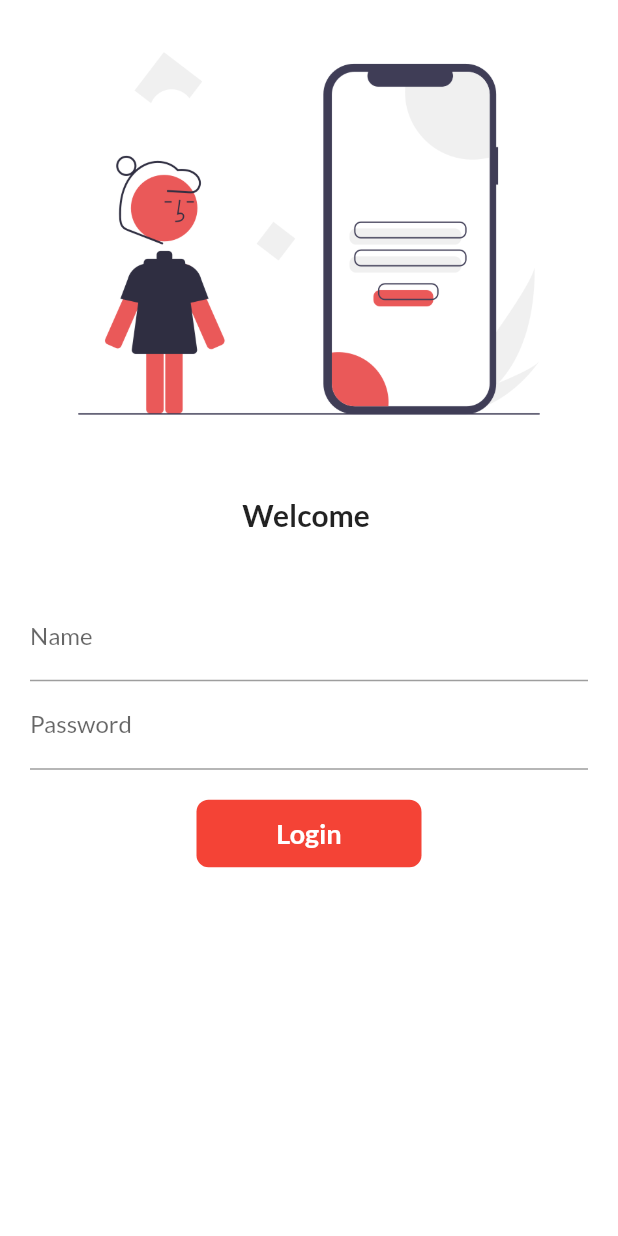
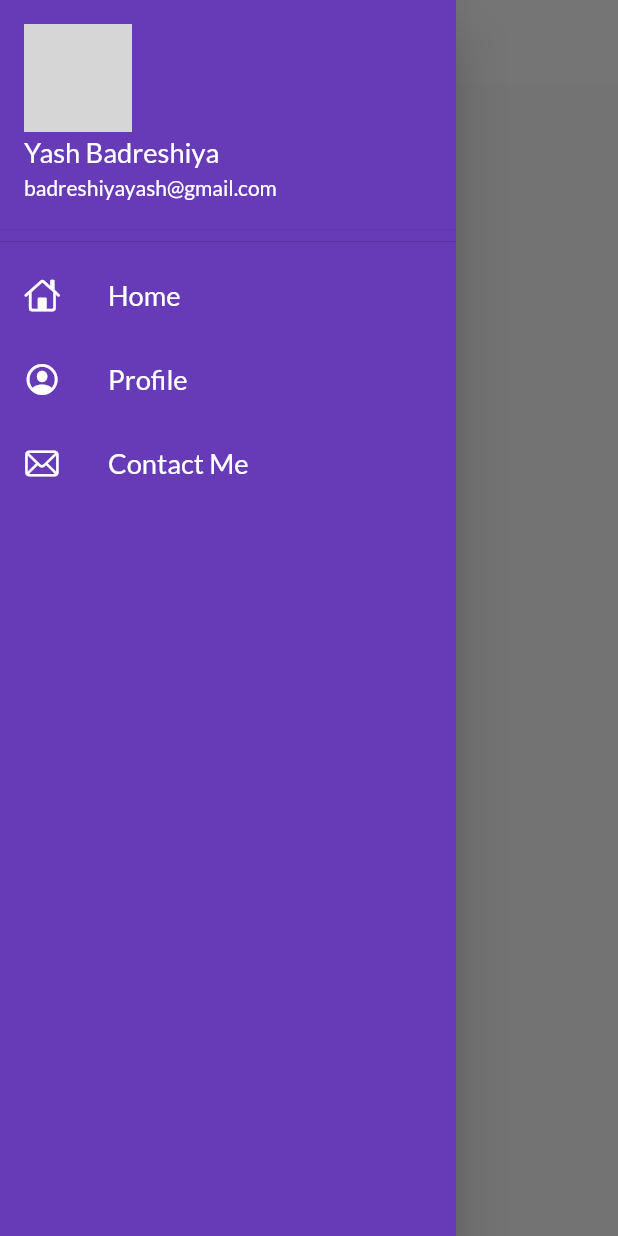
Before and after one commit to yash-badreshiya/new_experience, a Flutter app: the screen it shows after launch, with the side drawer open (before the commit the screen has no drawer), on a phone screen of 412 x 824 dp. Run offline on Flutter 3.47's test engine with Material 2 defaults, Android fonts, the phone set to English and light mode, and no system bars; our stand-ins replace google_fonts; network calls fail; grey boxes are pictures that could not be loaded.

Commit message:
day2 compeled

```diff
--- a/lib/main.dart
+++ b/lib/main.dart
@@ -2,6 +2,7 @@ import 'package:flutter/material.dart';
 import 'package:new_experience/pages/login_page.dart';
 import 'package:google_fonts/google_fonts.dart';
 import 'package:new_experience/routes/myroutes.dart';
+import 'package:new_experience/widgets/themes.dart';
 import 'pages/home_page.dart';
 
 void main(List<String> args) {
@@ -14,12 +15,9 @@ class MyApp extends StatelessWidget {
   @override
   Widget build(BuildContext context) {
     return MaterialApp(
-      theme: ThemeData(
-        brightness: Brightness.light,
-        primarySwatch: Colors.red,
-        fontFamily: GoogleFonts.lato().fontFamily,
-      ),
-      initialRoute: "/",
+      theme: MyThemes.lighttheme(context),
+      darkTheme: MyThemes.darktheme(context),
+      initialRoute: Myroutes.homeRoute,
       routes: {
         "/": (context) => const LoginPage(),
         Myroutes.homeRoute: (context) => const HomePage(),
--- a/lib/pages/home_page.dart
+++ b/lib/pages/home_page.dart
@@ -1,4 +1,6 @@
 import 'package:flutter/material.dart';
+
+import '../widgets/mydrawer.dart';
 
 class HomePage extends StatelessWidget {
   const HomePage({super.key});
@@ -7,11 +9,16 @@ class HomePage extends StatelessWidget {
   Widget build(BuildContext context) {
     return Scaffold(
       appBar: AppBar(
-        title: const Text("New Experience"),
+        title: const Text(
+          "CATALOGUE",
+          textScaleFactor: 2,
+          style: TextStyle(fontWeight: FontWeight.bold),
+        ),
       ),
       body: const Center(
         child: Text("Welcome to My App!"),
       ),
+      drawer: const MyDrawer(),
     );
   }
 }
--- /dev/null
+++ b/lib/widgets/mydrawer.dart
@@ -0,0 +1,68 @@
+import 'package:flutter/cupertino.dart';
+import 'package:flutter/material.dart';
+
+class MyDrawer extends StatelessWidget {
+  const MyDrawer({super.key});
+
+  @override
+  Widget build(BuildContext context) {
+    const imageUrl =
+        "https://img.freepik.com/premium-vector/coder-developer-concentrated-working-project-developing-programming-coding-technologies_569013-336.jpg?w=740";
+    return Drawer(
+      child: Container(
+        color: Colors.deepPurple,
+        child: ListView(
+          padding: EdgeInsets.zero,
+          children: const [
+            DrawerHeader(
+              padding: EdgeInsets.zero,
+              child: UserAccountsDrawerHeader(
+                accountName: Text(
+                  "Yash Badreshiya",
+                  textScaleFactor: 1.3,
+                ),
+                accountEmail: Text("badreshiyayash@gmail.com"),
+                currentAccountPicture: CircleAvatar(
+                  backgroundImage: NetworkImage(imageUrl),
+                ),
+              ),
+            ),
+            ListTile(
+              title: Text(
+                "Home",
+                textScaleFactor: 1.3,
+                style: TextStyle(color: Colors.white),
+              ),
+              leading: Icon(
+                CupertinoIcons.home,
+                color: Colors.white,
+              ),
+            ),
+            ListTile(
+              title: Text(
+                "Profile",
+                textScaleFactor: 1.3,
+                style: TextStyle(color: Colors.white),
+              ),
+              leading: Icon(
+                CupertinoIcons.profile_circled,
+                color: Colors.white,
+              ),
+            ),
+            ListTile(
+              title: Text(
+                "Contact Me",
+                textScaleFactor: 1.3,
+                style: TextStyle(color: Colors.white),
+              ),
+              leading: Icon(
+                CupertinoIcons.mail,
+                color: Colors.white,
+              ),
+            ),
+          ],
+        ),
+      ),
+    );
+  }
+}
--- /dev/null
+++ b/lib/widgets/themes.dart
@@ -0,0 +1,20 @@
+import 'package:flutter/material.dart';
+import 'package:google_fonts/google_fonts.dart';
+
+class MyThemes {
+  static ThemeData lighttheme(BuildContext context) => ThemeData(
+        brightness: Brightness.light,
+        primarySwatch: Colors.deepPurple,
+        fontFamily: GoogleFonts.lato().fontFamily,
+        appBarTheme: const AppBarTheme(
+          color: Colors.white,
+          iconTheme: IconThemeData(color: Colors.black),
+          titleTextStyle: TextStyle(color: Colors.black),
+          elevation: 0,
+        ),
+      );
+
+  static ThemeData darktheme(BuildContext context) => ThemeData(
+        brightness: Brightness.dark,
+      );
+}
```
Also changed, not shown: lib/pages/login_page.dart (+40 -11 lines), assets/images/hey.png (added).
